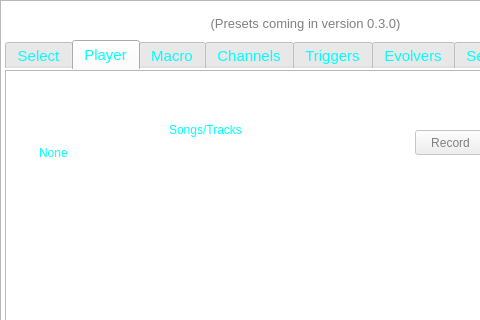
This is ui/sbmain/soundbenchmain.ui in TheDaemoness/Soundbench as Qt 5 draws it before an edit; both pictures show x 0 to 480 and y 0 to 320 of the 1065 by 573 pixel window. The edited form follows.
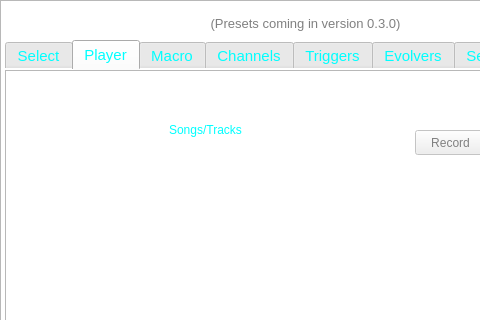
This is the edited form. The open tabs and pages were chosen to show the change. Icons and pictures are not drawn.

Commit message: Added some MIDI file-related bug fixes. There is no longer a dummy track displayed in the Player interface. The Player now checks to make sure the reader is open before switching tracks. Added a theoretical fix for a problem in which if a type 0 MIDI file was loaded just after a type 1 or 2 MIDI file, the program would claim nonconformance due to an insufficient track count.

```diff
--- a/ui/sbmain/soundbenchmain.ui
+++ b/ui/sbmain/soundbenchmain.ui
@@ -588,11 +588,6 @@
       <property name="selectionRectVisible">
        <bool>false</bool>
       </property>
-      <item>
-       <property name="text">
-        <string>None</string>
-       </property>
-      </item>
      </widget>
      <widget class="QLabel" name="songsTracksLabel">
       <property name="geometry">
```
Left out of the diff: 2 changed lines with no effect on the pictures. The commit also changes 6 other files.
